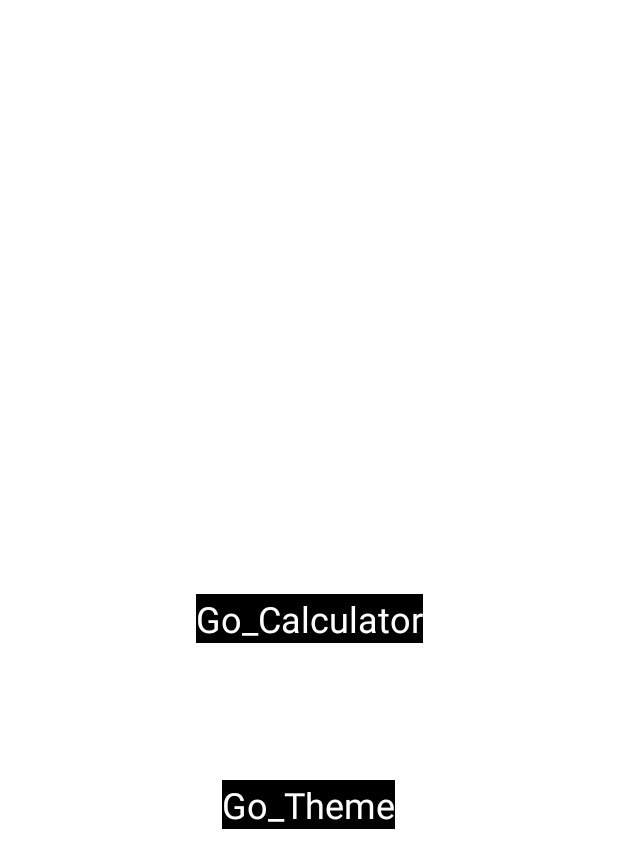
After one commit to Kalpakbaev/My_Calculator_lesson_second, an Android app: the layout activity_main2.xml on its own in the app's theme, with its tools: preview values and no code run, on a phone screen of 412 x 824 dp. The commit adds this screen. Shown: the top 868 px of the screen. Run offline under Robolectric (Android 15) with nearby library versions, the phone set to English and light mode, and no system bars.

Commit message:
Дз 5 го урока реализован

```diff
--- a/app/src/main/res/layout/activity_main.xml
+++ b/app/src/main/res/layout/activity_main.xml
@@ -6,7 +6,7 @@
     android:layout_height="match_parent"
     android:clickable="true"
     android:focusable="true"
-    tools:context=".MainActivity">
+    tools:context=".CalculatorActivity">
 
     <TableLayout
         android:id="@+id/tableLayout"
@@ -162,7 +162,7 @@
                 android:textColor="#FFFFFF"
                 android:textSize="@dimen/strings" />
 
-            <Button
+            <com.google.android.material.button.MaterialButton
                 android:id="@+id/subtract"
                 style="@style/Widget.AppCompat.Button.Borderless"
                 android:layout_width="wrap_content"
@@ -342,9 +342,11 @@
         android:text="@string/TextView"
         android:textAlignment="textEnd"
         android:textSize="@dimen/textSize"
+        app:layout_constraintBottom_toTopOf="@+id/tableLayout"
         app:layout_constraintEnd_toEndOf="parent"
         app:layout_constraintStart_toStartOf="parent"
         app:layout_constraintTop_toTopOf="parent"
+        app:layout_constraintVertical_bias="0.07999998"
         tools:ignore="LabelFor,SpeakableTextPresentCheck" />
 
 
--- /dev/null
+++ b/app/src/main/res/layout/activity_main2.xml
@@ -0,0 +1,34 @@
+<?xml version="1.0" encoding="utf-8"?>
+<androidx.constraintlayout.widget.ConstraintLayout xmlns:android="http://schemas.android.com/apk/res/android"
+    xmlns:app="http://schemas.android.com/apk/res-auto"
+    xmlns:tools="http://schemas.android.com/tools"
+    android:layout_width="match_parent"
+    android:layout_height="match_parent"
+    tools:context=".MainActivity">
+
+    <Button
+        android:id="@+id/btn"
+        android:layout_width="wrap_content"
+        android:layout_height="wrap_content"
+        android:text="@string/go_calculator"
+        android:textColor="#FFFFFF"
+        android:textSize="@dimen/textSize"
+        app:layout_constraintBottom_toBottomOf="parent"
+        app:layout_constraintEnd_toEndOf="parent"
+        app:layout_constraintStart_toStartOf="parent"
+        app:layout_constraintTop_toTopOf="parent" />
+
+    <Button
+        android:id="@+id/btnOne"
+        android:layout_width="wrap_content"
+        android:layout_height="wrap_content"
+        android:text="@string/go_theme"
+        android:textColor="#FFFFFF"
+        android:textSize="@dimen/textSize"
+        app:layout_constraintBottom_toBottomOf="parent"
+        app:layout_constraintEnd_toEndOf="parent"
+        app:layout_constraintHorizontal_bias="0.498"
+        app:layout_constraintStart_toStartOf="parent"
+        app:layout_constraintTop_toTopOf="parent"
+        app:layout_constraintVertical_bias="0.657" />
+</androidx.constraintlayout.widget.ConstraintLayout>
--- a/app/src/main/res/values/dimens.xml
+++ b/app/src/main/res/values/dimens.xml
@@ -2,4 +2,5 @@
 <resources>
     <dimen name="textSize">24sp</dimen>
     <dimen name="strings">36sp</dimen>
+    <dimen name="size">30sp</dimen>
 </resources>
--- a/app/src/main/res/values/strings.xml
+++ b/app/src/main/res/values/strings.xml
@@ -30,6 +30,9 @@
     <string name="blue">Blue</string>
     <string name="green">Green</string>
     <string name="standard">standard</string>
+    <string name="go_calculator">Go_Calculator</string>
+    <string name="go_theme">Go_Theme</string>
+
 
 
 </resources>
```
Also changed, not shown: app/src/main/AndroidManifest.xml (+22 -3 lines), app/src/main/java/com/gb/my_calculator_lesson_second/CalculatorActivity.java (added, +226 -0 lines), app/src/main/java/com/gb/my_calculator_lesson_second/MainActivity.java (+18 -200 lines), app/src/main/java/com/gb/my_calculator_lesson_second/ThemeActivity.java (added, +58 -0 lines), app/src/main/res/layout/activity_theme.xml (added, +49 -0 lines).
